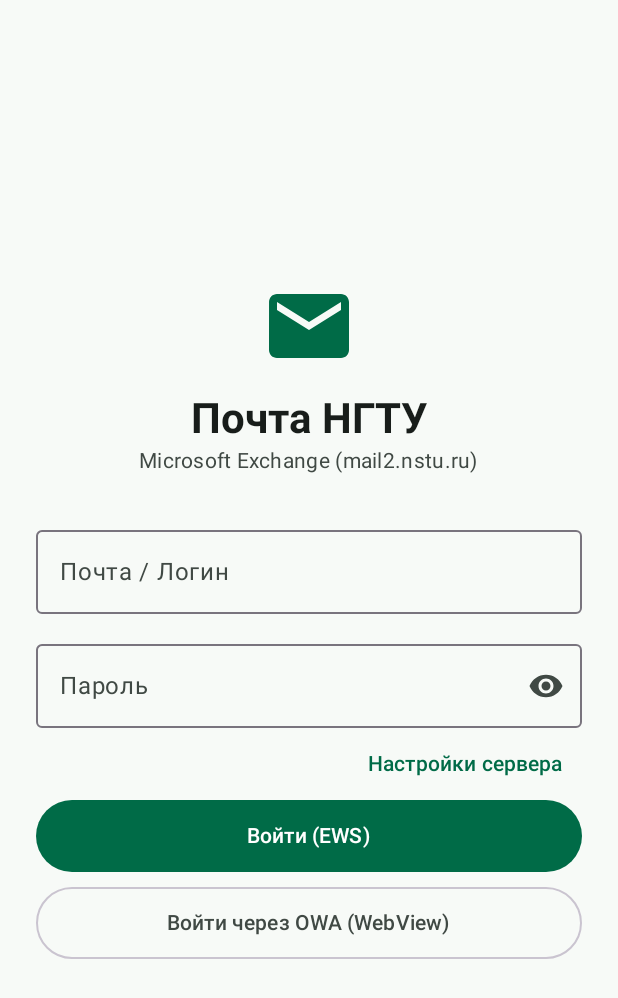
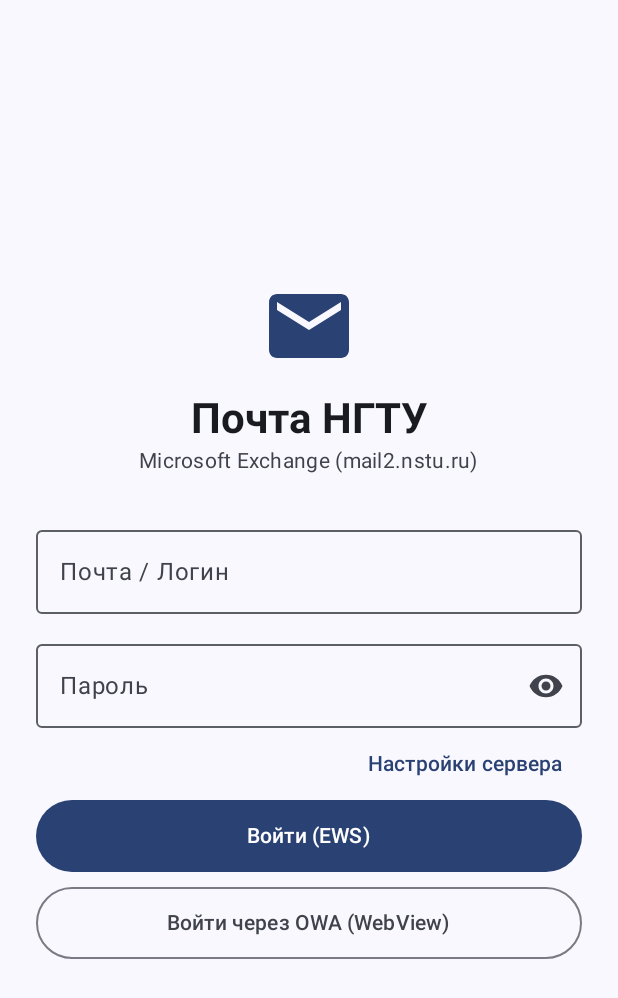
Before and after one commit to SnipDev1/NstuMailClient, an Android app built with Jetpack Compose: the screen it shows after launch (MainActivity), on a phone screen of 412 x 824 dp. Shown: the top 998 px of the screen. Run offline under Robolectric (Android 15) with nearby library versions, the phone set to English and light mode, and no system bars; pictures from the network do not load.

Commit message:
feat: add Material You dynamic colors and refine recipient badges

```diff
--- a/app/src/main/java/ru/nstu/mail/data/Models.kt
+++ b/app/src/main/java/ru/nstu/mail/data/Models.kt
@@ -174,8 +174,8 @@ fun EmailDetail.participants(): List<EmailParticipant> {
             }
         }
     }
+    addList(cc, ParticipantRole.CC)
     addList(to, ParticipantRole.TO)
-    addList(cc, ParticipantRole.CC)
     addList(bcc, ParticipantRole.BCC)
     return list
 }
--- a/app/src/main/java/ru/nstu/mail/ui/Theme.kt
+++ b/app/src/main/java/ru/nstu/mail/ui/Theme.kt
@@ -1,11 +1,15 @@
 package ru.nstu.mail.ui
 
+import android.os.Build
 import androidx.compose.foundation.isSystemInDarkTheme
 import androidx.compose.material3.MaterialTheme
 import androidx.compose.material3.darkColorScheme
+import androidx.compose.material3.dynamicDarkColorScheme
+import androidx.compose.material3.dynamicLightColorScheme
 import androidx.compose.material3.lightColorScheme
 import androidx.compose.runtime.Composable
 import androidx.compose.ui.graphics.Color
+import androidx.compose.ui.platform.LocalContext
 
 private val NstuGreen = Color(0xFF006B47)
 private val NstuGreenLight = Color(0xFF5CDAA5)
@@ -21,6 +25,10 @@ private val LightColors = lightColorScheme(
     onSecondary = Color.White,
     secondaryContainer = Color(0xFFCEE9DA),
     onSecondaryContainer = Color(0xFF092017),
+    tertiary = Color(0xFF3E6373),
+    onTertiary = Color.White,
+    tertiaryContainer = Color(0xFFC2E8FB),
+    onTertiaryContainer = Color(0xFF001F29),
     background = Color(0xFFF7FAF7),
     onBackground = Color(0xFF181D1A),
     surface = Color(0xFFF7FAF7),
@@ -40,6 +48,10 @@ private val DarkColors = darkColorScheme(
     onSecondary = Color(0xFF1E352B),
     secondaryContainer = Color(0xFF354B41),
     onSecondaryContainer = Color(0xFFCEE9DA),
+    tertiary = Color(0xFFA6CCDF),
+    onTertiary = Color(0xFF093543),
+    tertiaryContainer = Color(0xFF254B5A),
+    onTertiaryContainer = Color(0xFFC2E8FB),
     background = Color(0xFF101512),
     onBackground = Color(0xFFE0E4E0),
     surface = Color(0xFF101512),
@@ -53,10 +65,20 @@ private val DarkColors = darkColorScheme(
 @Composable
 fun NstuMailTheme(
     darkTheme: Boolean = isSystemInDarkTheme(),
+    dynamicColor: Boolean = true,
     content: @Composable () -> Unit
 ) {
+    val colorScheme = when {
+        dynamicColor && Build.VERSION.SDK_INT >= Build.VERSION_CODES.S -> {
+            val context = LocalContext.current
+            if (darkTheme) dynamicDarkColorScheme(context) else dynamicLightColorScheme(context)
+        }
+        darkTheme -> DarkColors
+        else -> LightColors
+    }
+
     MaterialTheme(
-        colorScheme = if (darkTheme) DarkColors else LightColors,
+        colorScheme = colorScheme,
         content = content
     )
 }
```
Also changed, not shown: app/src/main/java/ru/nstu/mail/ui/MessageDetailScreen.kt (+36 -13 lines), 1 other file.
